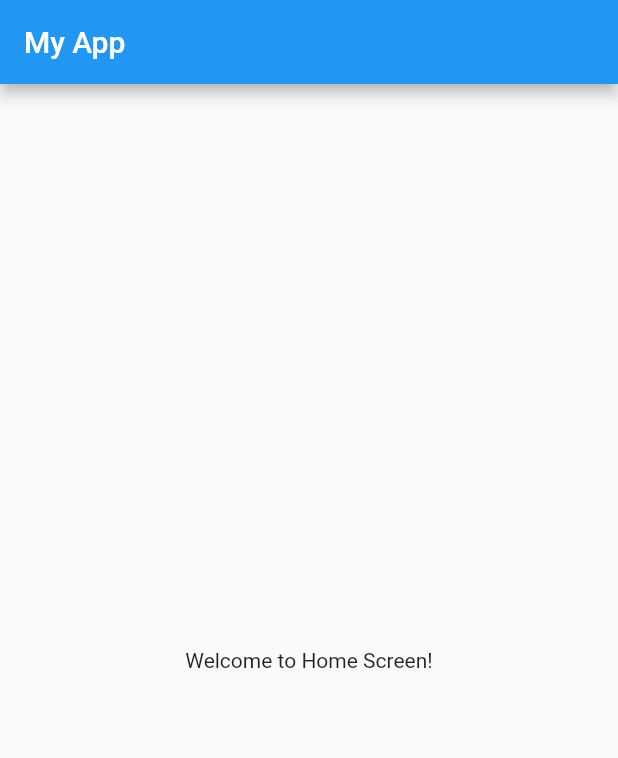
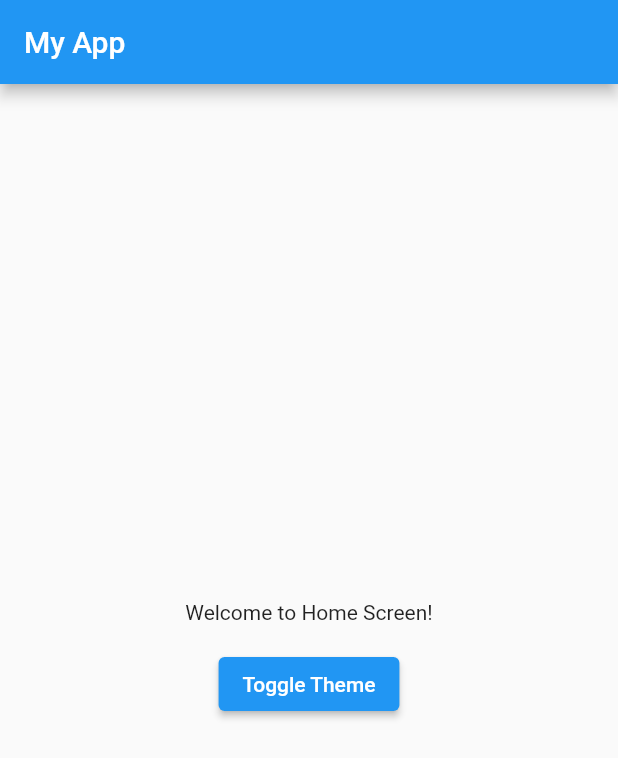
Before and after one commit to ahmadfaqih796/flutter-fundamentals, a Flutter app: the screen it shows after launch, on a phone screen of 412 x 824 dp. Shown: the top 758 px of the screen. Run offline on Flutter 3.47's test engine with Material 2 defaults, Android fonts, the phone set to English and light mode, and no system bars.

Commit message:
dark theme

```diff
--- a/lib/main.dart
+++ b/lib/main.dart
@@ -16,21 +16,26 @@
 //     );
 //   }
 // }
-
 import 'package:flutter/material.dart';
-import 'src/screens/home_screen.dart';
+import 'package:project_1/src/screens/home_screen.dart';
+import 'theme.dart';
 
 void main() {
   runApp(const MyApp());
 }
 
 class MyApp extends StatelessWidget {
-  const MyApp({super.key});
+  const MyApp({Key? key}) : super(key: key);
+
   @override
   Widget build(BuildContext context) {
-    return const MaterialApp(
+    return MaterialApp(
       title: 'My Flutter App',
-      home: HomeScreen(),
+      theme: lightTheme,
+      darkTheme: darkTheme,
+      themeMode: ThemeMode
+          .system, // Pilih ThemeMode.light atau ThemeMode.dark jika ingin mengatur mode secara manual
+      home: const HomeScreen(),
     );
   }
 }
--- a/lib/src/screens/home_screen.dart
+++ b/lib/src/screens/home_screen.dart
@@ -1,15 +1,43 @@
 import 'package:flutter/material.dart';
-import '../widgets/appbar_widget.dart';
+import 'package:project_1/theme.dart';
 
 class HomeScreen extends StatelessWidget {
   const HomeScreen({Key? key}) : super(key: key);
 
   @override
   Widget build(BuildContext context) {
-    return const Scaffold(
-      appBar: MyAppBar(),
+    return Scaffold(
+      appBar: AppBar(
+        title: const Text('My App'),
+      ),
       body: Center(
-        child: Text('Welcome to Home Screen!'),
+        child: Column(
+          mainAxisAlignment: MainAxisAlignment.center,
+          children: [
+            const Text('Welcome to Home Screen!'),
+            const SizedBox(height: 16),
+            ElevatedButton(
+              onPressed: () {
+                // Toggle theme
+                ThemeMode newThemeMode =
+                    Theme.of(context).brightness == Brightness.light
+                        ? ThemeMode.dark
+                        : ThemeMode.light;
+
+                // Apply the new theme directly
+                MaterialApp app = MaterialApp(
+                  themeMode: newThemeMode,
+                  theme: lightTheme,
+                  darkTheme: darkTheme,
+                  home: const HomeScreen(),
+                );
+
+                runApp(app);
+              },
+              child: const Text('Toggle Theme'),
+            ),
+          ],
+        ),
       ),
     );
   }
```
